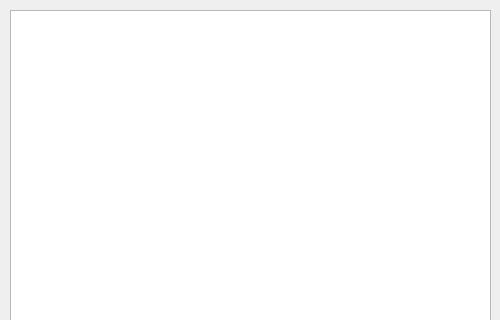
This is LabWork_5/Task_2/mainwindow.ui in Max2772/FoA-P-2-Semester- as Qt 5 draws it before an edit; both pictures show x 0 to 500 and y 0 to 320 of the 500 by 600 pixel window. The edited form follows.
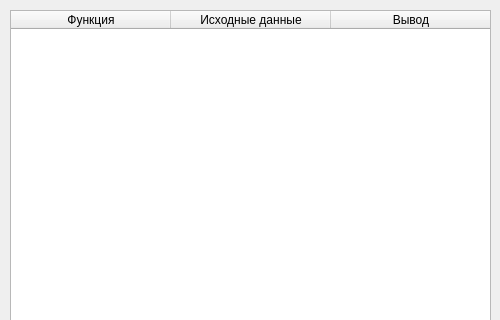
This is the edited form. Icons and pictures are not drawn.

```diff
--- a/LabWork_5/Task_2/mainwindow.ui
+++ b/LabWork_5/Task_2/mainwindow.ui
@@ -38,6 +38,39 @@
       <height>581</height>
      </rect>
     </property>
+    <property name="verticalScrollBarPolicy">
+     <enum>Qt::ScrollBarAlwaysOff</enum>
+    </property>
+    <property name="horizontalScrollBarPolicy">
+     <enum>Qt::ScrollBarAlwaysOff</enum>
+    </property>
+    <property name="sizeAdjustPolicy">
+     <enum>QAbstractScrollArea::AdjustIgnored</enum>
+    </property>
+    <property name="editTriggers">
+     <set>QAbstractItemView::NoEditTriggers</set>
+    </property>
+    <attribute name="horizontalHeaderMinimumSectionSize">
+     <number>21</number>
+    </attribute>
+    <attribute name="horizontalHeaderDefaultSectionSize">
+     <number>160</number>
+    </attribute>
+    <column>
+     <property name="text">
+      <string>Функция</string>
+     </property>
+    </column>
+    <column>
+     <property name="text">
+      <string>Исходные данные</string>
+     </property>
+    </column>
+    <column>
+     <property name="text">
+      <string>Вывод</string>
+     </property>
+    </column>
    </widget>
   </widget>
  </widget>
```
